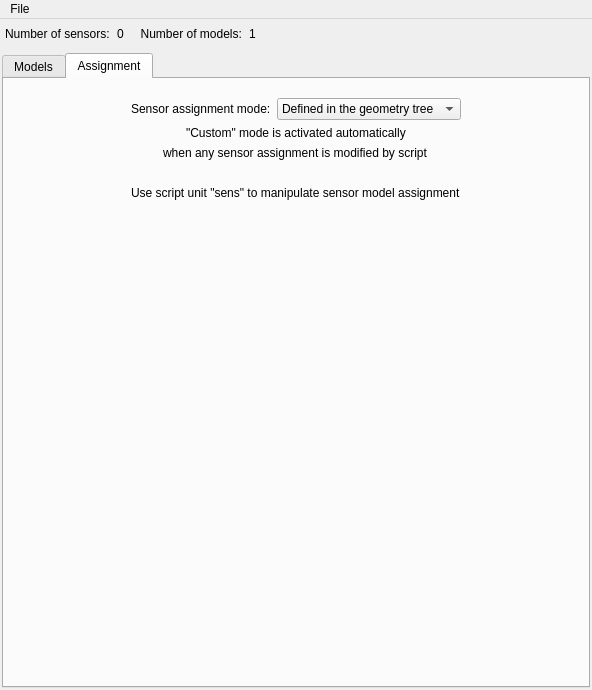
Before: the Qt Designer form ants3bundle/src/ants3/gui/photsim/asensorwindow.ui in andrmor/ANTS3bundle, drawn with Qt 5.
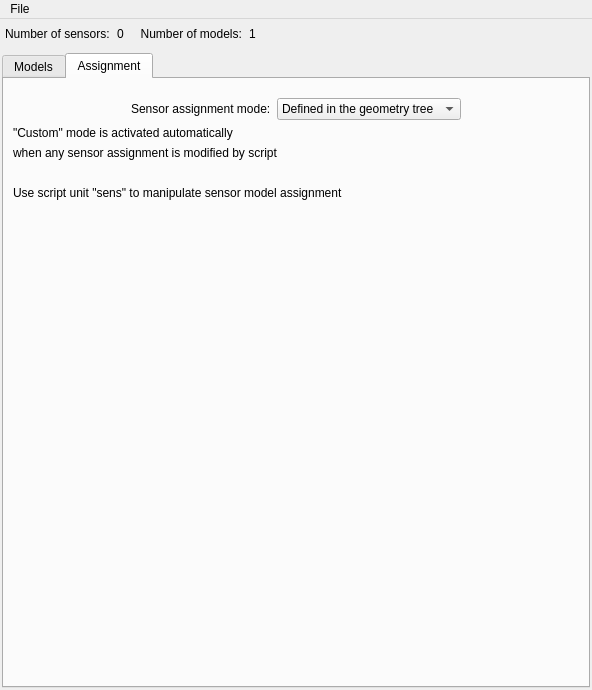
After: the same form once the commit is applied. The open tabs and pages were chosen to show the change.

What changed in the file:
```diff
--- a/ants3bundle/src/ants3/gui/photsim/asensorwindow.ui
+++ b/ants3bundle/src/ants3/gui/photsim/asensorwindow.ui
@@ -1519,14 +1519,14 @@
           </item>
          </layout>
         </item>
-        <item alignment="Qt::AlignHCenter">
+        <item alignment="">
          <widget class="QLabel" name="label_12">
           <property name="text">
            <string>&quot;Custom&quot; mode is activated automatically</string>
           </property>
          </widget>
         </item>
-        <item alignment="Qt::AlignHCenter">
+        <item alignment="">
          <widget class="QLabel" name="label_14">
           <property name="text">
            <string>when any sensor assignment is modified by script</string>
@@ -1549,7 +1549,7 @@
           </property>
          </spacer>
         </item>
-        <item alignment="Qt::AlignHCenter">
+        <item alignment="">
          <widget class="QLabel" name="labHelpAssignment">
           <property name="text">
            <string>Use script unit &quot;sens&quot; to manipulate sensor model assignment</string>
```
Left out of the diff: 106 changed lines with no effect on the pictures.
